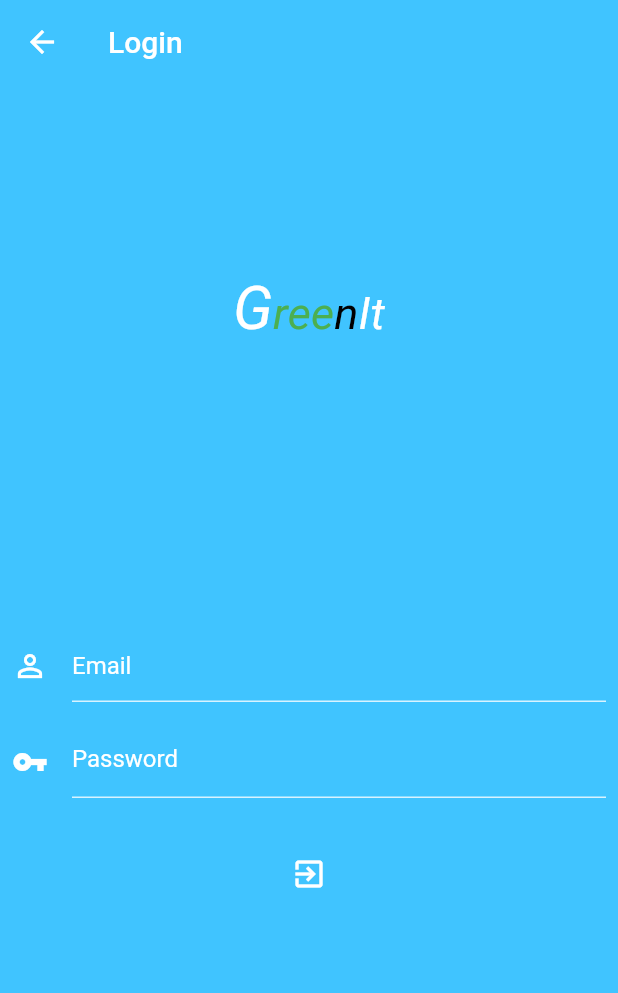
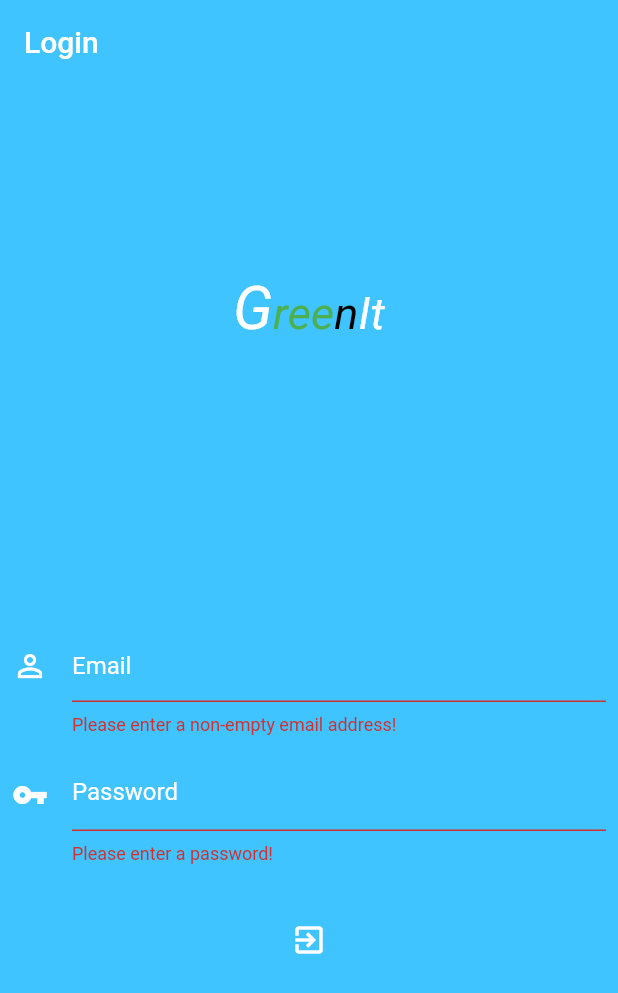
Before and after one commit to SimeonTsekov/DiSableDMage, a Flutter app: the screen it shows after launch, after a tap on the "exit to app" icon, on a phone screen of 412 x 824 dp. Shown: the top 993 px of the screen. Run offline on Flutter 3.47's test engine with Material 2 defaults, Android fonts, the phone set to English and light mode, and no system bars; our stand-ins replace cloud_firestore, dio, firebase_auth, firebase_core, firebase_messaging, firebase_storage and 7 more; missing offline and left inert: background_fetch; accounts and stored records are empty; Roboto replaces fonts that are missing (Europe_Ext).

Commit message:
[Update] Added input validation & Home AppBar buttons handling w/ Sliver

```diff
--- a/hacktues_gg_app/lib/screens/auth/LoginScreen.dart
+++ b/hacktues_gg_app/lib/screens/auth/LoginScreen.dart
@@ -1,3 +1,4 @@
+import 'package:email_validator/email_validator.dart';
 import 'package:flutter/material.dart';
 import 'package:hacktues_gg_app/blocs/AuthBloc.dart';
 import 'package:hacktues_gg_app/event/AuthEvent.dart';
@@ -60,10 +61,14 @@ class _LoginScreenState extends State<LoginScreen> {
           required IconData primaryIcon,
           bool endIcon = false,
           IconData? suffixIconData,
+          required TextInputType keyboardType,
+          required FormFieldValidator<String> validate,
           required void Function(String) onChanged}) =>
       Padding(
         padding: const EdgeInsets.all(8.0),
-        child: TextField(
+        child: TextFormField(
+          keyboardType: keyboardType,
+          validator: validate,
           decoration: InputDecoration(
             suffixIcon: endIcon
                 ? Icon(
@@ -129,6 +134,7 @@ class _LoginScreenState extends State<LoginScreen> {
             appBar: AppBar(
               title: Text('Login'),
               backgroundColor: Colors.transparent,
+              automaticallyImplyLeading: false,
               elevation: 0.0,
             ),
             extendBodyBehindAppBar: true,
@@ -183,11 +189,31 @@ class _LoginScreenState extends State<LoginScreen> {
                         _buildInput(
                             hintText: "Email",
                             primaryIcon: Icons.person_outline,
+                            validate: (email) {
+                              if (email == null || email.isEmpty) {
+                                return 'Please enter a non-empty email address!';
+                              }
+                              if (!EmailValidator.validate(email)) {
+                                return 'Please enter a valid email address!';
+                              }
+                              return null;
+                            },
+                            keyboardType: TextInputType.emailAddress,
                             onChanged: (value) => this._email = value),
                         _buildInput(
                             hintText: "Password",
                             primaryIcon: Icons.vpn_key,
                             endIcon: true,
+                            validate: (password) {
+                              if (password == null || password.isEmpty) {
+                                return 'Please enter a password!';
+                              }
+                              if (password.length < 6) {
+                                return 'Please enter a password longer than six characters!';
+                              }
+                              return null;
+                            },
+                            keyboardType: TextInputType.visiblePassword,
                             onChanged: (value) => this._password = value),
                         _buildLoginButton(
                             Icons.exit_to_app, () => validateAndSubmit()),
--- a/hacktues_gg_app/lib/screens/main/AverageStatsScreen.dart
+++ b/hacktues_gg_app/lib/screens/main/AverageStatsScreen.dart
@@ -1,5 +1,5 @@
 import 'package:flutter/material.dart';
-import 'package:hacktues_gg_app/blocs/AverageCityBloc.dart';
+import 'package:hacktues_gg_app/blocs/CityAverageBloc.dart';
 import 'package:hacktues_gg_app/model/CityAverage.dart';
 import 'package:hacktues_gg_app/widgets/AverageStatCard.dart';
 
--- a/hacktues_gg_app/lib/screens/main/ComparisonScreen.dart
+++ b/hacktues_gg_app/lib/screens/main/ComparisonScreen.dart
@@ -1,7 +1,7 @@
 // part of AverageStatsScreen 2-panel pageview for stats
 
 import 'package:flutter/material.dart';
-import 'package:hacktues_gg_app/blocs/AverageCityBloc.dart';
+import 'package:hacktues_gg_app/blocs/CityAverageBloc.dart';
 import 'package:hacktues_gg_app/model/CityAverage.dart';
 
 import 'CityScreen.dart';
--- a/hacktues_gg_app/pubspec.yaml
+++ b/hacktues_gg_app/pubspec.yaml
@@ -40,6 +40,7 @@ dependencies:
   json_annotation: ^4.0.0
   dio: ^4.0.0-beta7
   flutter_spinkit: "^4.1.2"
+  email_validator: '^1.0.5'
 
   # The following adds the Cupertino Icons font to your application.
   # Use with the CupertinoIcons class for iOS style icons.
```
Also changed, not shown: hacktues_gg_app/lib/screens/Home.dart (+20 -8 lines), hacktues_gg_app/lib/widgets/NavDrawer.dart (+6 -2 lines), hacktues_gg_app/pubspec.lock.
